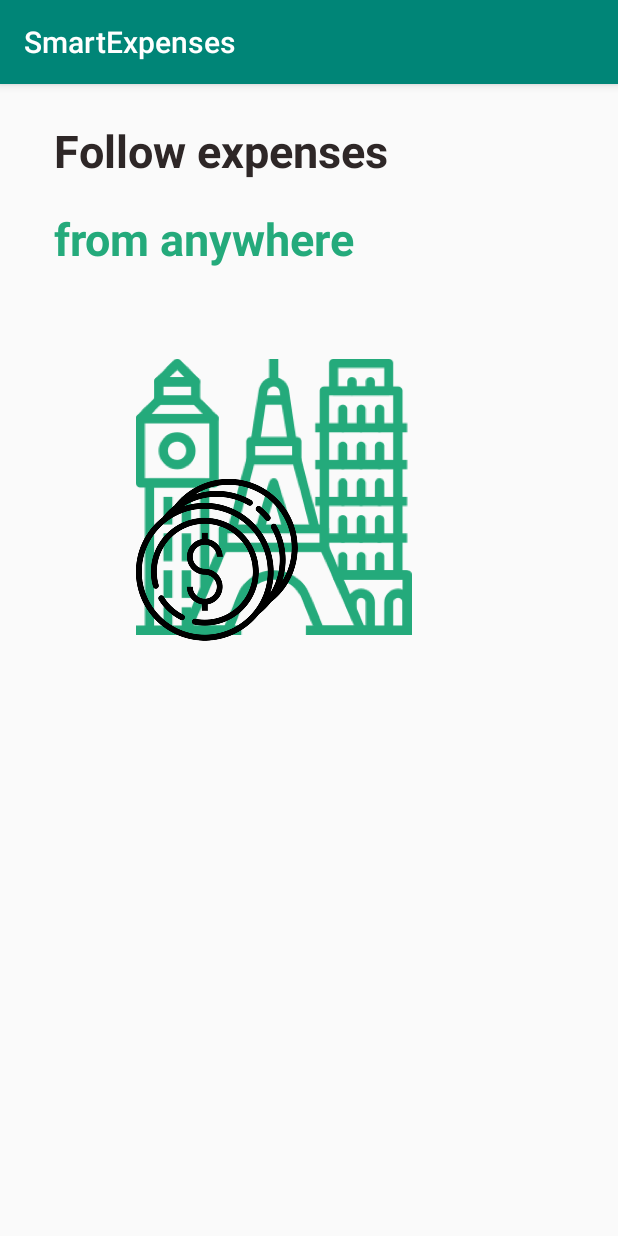
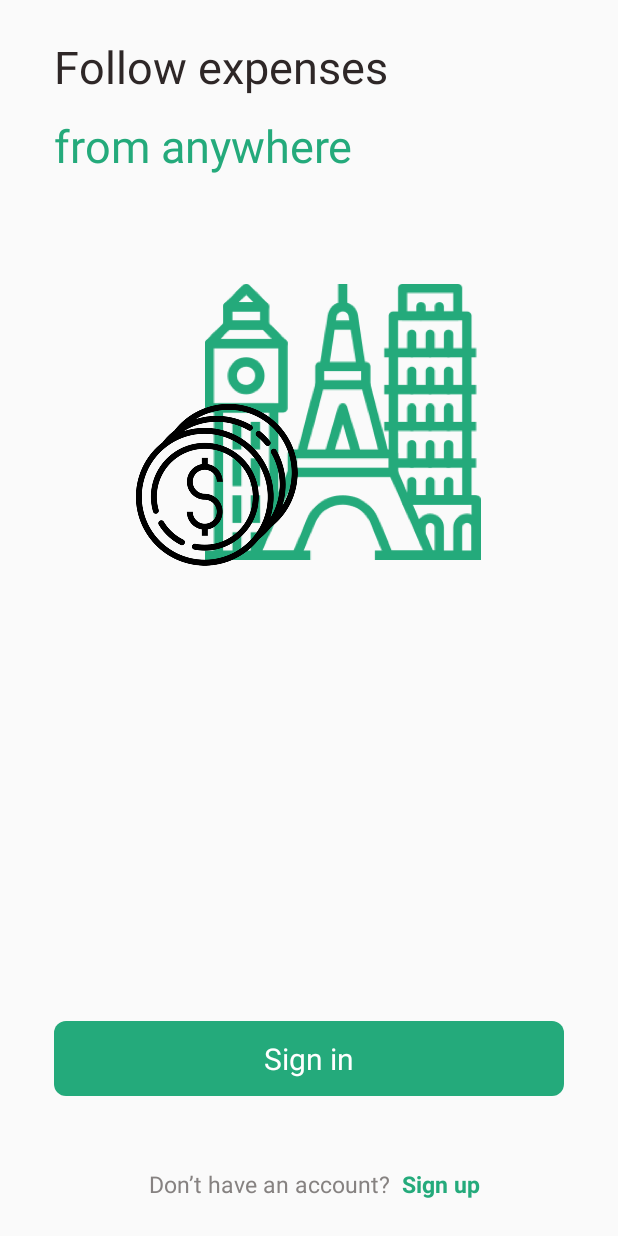
Before and after one commit to JoeRakhimov/SmartExpensesAndroid, an Android app: the screen it shows after launch (LauncherActivity), on a phone screen of 412 x 824 dp. Run offline under Robolectric (Android 15) with nearby library versions, the phone set to English and light mode, and no system bars; libraries missing offline, so code that uses them is left out: org.kodein.di; 1 statement that could not run was skipped.

Commit message:
launcher screen

```diff
--- a/app/build.gradle
+++ b/app/build.gradle
@@ -11,7 +11,7 @@ android {
         minSdkVersion 21
         targetSdkVersion 28
         versionCode 1
-        versionName "0.00"
+        versionName "0.01"
         testInstrumentationRunner "androidx.test.runner.AndroidJUnitRunner"
     }
     buildTypes {
--- a/app/src/main/AndroidManifest.xml
+++ b/app/src/main/AndroidManifest.xml
@@ -12,13 +12,14 @@
         android:theme="@style/AppTheme">
         <activity
             android:name=".launcher.LauncherActivity"
-            android:label="@string/app_name">
+            android:label="@string/app_name"
+            android:screenOrientation="portrait">
             <intent-filter>
                 <action android:name="android.intent.action.MAIN" />
                 <category android:name="android.intent.category.LAUNCHER" />
             </intent-filter>
         </activity>
-        <activity android:name=".main.MainActivity"/>
+        <activity android:name=".main.MainActivity" />
     </application>
 
 </manifest>
--- a/app/src/main/java/com/joerakhimov/smartexpenses/launcher/LauncherActivity.kt
+++ b/app/src/main/java/com/joerakhimov/smartexpenses/launcher/LauncherActivity.kt
@@ -1,8 +1,11 @@
 package com.joerakhimov.smartexpenses.launcher
 
+import android.content.Intent
 import androidx.appcompat.app.AppCompatActivity
 import android.os.Bundle
 import com.joerakhimov.smartexpenses.R
+import com.joerakhimov.smartexpenses.main.MainActivity
+import kotlinx.android.synthetic.main.activity_launcher.*
 import org.kodein.di.KodeinAware
 import org.kodein.di.android.closestKodein
 import org.kodein.di.generic.instance
@@ -16,6 +19,15 @@ class LauncherActivity : AppCompatActivity(), KodeinAware {
     override fun onCreate(savedInstanceState: Bundle?) {
         super.onCreate(savedInstanceState)
         setContentView(R.layout.activity_launcher)
+
+        button_sign_in.setOnClickListener {
+            startActivity(Intent(this, MainActivity::class.java))
+        }
+
+        button_sign_up.setOnClickListener {
+            startActivity(Intent(this, MainActivity::class.java))
+        }
+
     }
 
 }
--- /dev/null
+++ b/app/src/main/res/drawable/smart_button.xml
@@ -0,0 +1,5 @@
+<?xml version="1.0" encoding="utf-8"?>
+<shape xmlns:android="http://schemas.android.com/apk/res/android">
+    <corners android:radius="8dp"/>
+    <solid android:color="#24aa7b"/>
+</shape>
--- a/app/src/main/res/layout/activity_launcher.xml
+++ b/app/src/main/res/layout/activity_launcher.xml
@@ -4,29 +4,27 @@
     android:layout_width="match_parent"
     android:layout_height="match_parent"
     android:orientation="vertical"
-    tools:context=".launcher.LauncherActivity"
+    android:paddingLeft="36dp"
     android:paddingTop="24dp"
-    android:paddingLeft="36dp"
     android:paddingRight="36dp"
-    android:paddingBottom="24dp">
+    android:paddingBottom="24dp"
+    tools:context=".launcher.LauncherActivity">
 
     <TextView
         android:layout_width="wrap_content"
         android:layout_height="wrap_content"
+        android:layout_marginBottom="12dp"
+        android:text="@string/follow_expenses"
         android:textColor="#2e2727"
-        android:textSize="30sp"
-        android:text="@string/follow_expenses"
-        android:layout_marginBottom="18dp"
-        android:textStyle="bold"/>
+        android:textSize="30sp" />
 
     <TextView
         android:layout_width="wrap_content"
         android:layout_height="wrap_content"
+        android:layout_marginBottom="72dp"
+        android:text="@string/from_anywhere"
         android:textColor="#24aa7b"
-        android:textSize="30sp"
-        android:text="@string/from_anywhere"
-        android:layout_marginBottom="60dp"
-        android:textStyle="bold"/>
+        android:textSize="30sp" />
 
     <RelativeLayout
         android:layout_width="230dp"
@@ -36,45 +34,68 @@
         <ImageView
             android:layout_width="184dp"
             android:layout_height="184dp"
+            android:layout_alignParentRight="true"
             android:src="@drawable/ic_landmark" />
 
         <ImageView
             android:layout_width="108dp"
             android:layout_height="108dp"
             android:layout_alignParentStart="true"
+            android:layout_alignParentLeft="true"
             android:layout_alignParentBottom="true"
             android:src="@drawable/ic_coins" />
 
     </RelativeLayout>
 
-    <TextView
-        android:layout_width="wrap_content"
-        android:layout_height="wrap_content"
-        android:gravity="center_horizontal"
-        android:textColor="#ffffff"
-        android:textSize="20sp"
-        tools:text="Sign in" />
+    <View
+        android:layout_width="match_parent"
+        android:layout_height="0dp"
+        android:layout_weight="1" />
+
+    <LinearLayout
+        android:id="@+id/button_sign_in"
+        android:layout_width="match_parent"
+        android:layout_height="50dp"
+        android:layout_marginBottom="48dp"
+        android:background="@drawable/smart_button"
+        android:gravity="center">
+
+        <TextView
+            android:layout_width="wrap_content"
+            android:layout_height="wrap_content"
+            android:gravity="center_horizontal"
+            android:text="Sign in"
+            android:textAlignment="center"
+            android:textColor="#ffffff"
+            android:textSize="20sp" />
+
+    </LinearLayout>
 
     <LinearLayout
         android:layout_width="match_parent"
         android:layout_height="wrap_content"
+        android:gravity="center_horizontal"
         android:orientation="horizontal">
 
         <TextView
             android:layout_width="wrap_content"
             android:layout_height="wrap_content"
+            android:layout_marginLeft="8dp"
+            android:layout_marginRight="8dp"
             android:gravity="center_horizontal"
+            android:text="Don’t have an account?"
             android:textColor="#868281"
-            android:textSize="15sp"
-            tools:text="Don’t have an account?" />
+            android:textSize="15sp" />
 
         <TextView
+            android:id="@+id/button_sign_up"
             android:layout_width="wrap_content"
             android:layout_height="wrap_content"
             android:gravity="center_horizontal"
+            android:text="Sign up"
             android:textColor="#24aa7b"
             android:textSize="15sp"
-            tools:text="Sign up" />
+            android:textStyle="bold" />
 
     </LinearLayout>
 
--- a/app/src/main/res/values/styles.xml
+++ b/app/src/main/res/values/styles.xml
@@ -1,7 +1,7 @@
 <resources>
 
     <!-- Base application theme. -->
-    <style name="AppTheme" parent="Theme.AppCompat.Light.DarkActionBar">
+    <style name="AppTheme" parent="Theme.AppCompat.Light.NoActionBar">
         <!-- Customize your theme here. -->
         <item name="colorPrimary">@color/colorPrimary</item>
         <item name="colorPrimaryDark">@color/colorPrimaryDark</item>
```
